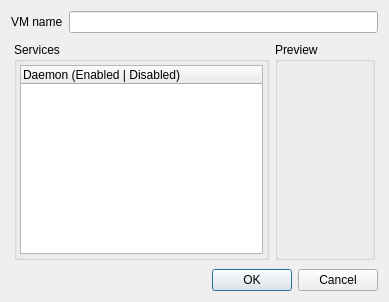
Above: ui/addVm.ui from slux83/visual-netkit before the change. Below: the same form after it.
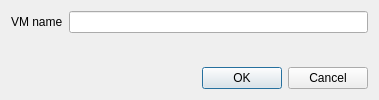
That is the form after the change.

```diff
--- a/ui/addVm.ui
+++ b/ui/addVm.ui
@@ -5,8 +5,8 @@
    <rect>
     <x>0</x>
     <y>0</y>
-    <width>389</width>
-    <height>302</height>
+    <width>379</width>
+    <height>100</height>
    </rect>
   </property>
   <property name="windowTitle" >
@@ -28,89 +28,17 @@
     </layout>
    </item>
    <item>
-    <layout class="QHBoxLayout" >
-     <property name="leftMargin" >
-      <number>3</number>
+    <spacer>
+     <property name="orientation" >
+      <enum>Qt::Vertical</enum>
      </property>
-     <property name="topMargin" >
-      <number>3</number>
+     <property name="sizeHint" >
+      <size>
+       <width>20</width>
+       <height>40</height>
+      </size>
      </property>
-     <property name="rightMargin" >
-      <number>3</number>
-     </property>
-     <property name="bottomMargin" >
-      <number>3</number>
-     </property>
-     <item>
-      <widget class="QGroupBox" name="groupBox" >
-       <property name="title" >
-        <string>Services</string>
-       </property>
-       <layout class="QHBoxLayout" >
-        <property name="spacing" >
-         <number>3</number>
-        </property>
-        <property name="leftMargin" >
-         <number>3</number>
-        </property>
-        <property name="topMargin" >
-         <number>3</number>
-        </property>
-        <property name="rightMargin" >
-         <number>3</number>
-        </property>
-        <property name="bottomMargin" >
-         <number>3</number>
-        </property>
-        <item>
-         <widget class="QTreeWidget" name="daemonsList" >
-          <property name="alternatingRowColors" >
-           <bool>true</bool>
-          </property>
-          <property name="selectionMode" >
-           <enum>QAbstractItemView::NoSelection</enum>
-          </property>
-          <column>
-           <property name="text" >
-            <string>Daemon (Enabled | Disabled)</string>
-           </property>
-          </column>
-         </widget>
-        </item>
-       </layout>
-      </widget>
-     </item>
-     <item>
-      <widget class="QGroupBox" name="previewGroup" >
-       <property name="minimumSize" >
-        <size>
-         <width>100</width>
-         <height>0</height>
-        </size>
-       </property>
-       <property name="title" >
-        <string>Preview</string>
-       </property>
-       <layout class="QVBoxLayout" >
-        <property name="spacing" >
-         <number>3</number>
-        </property>
-        <property name="leftMargin" >
-         <number>3</number>
-        </property>
-        <property name="topMargin" >
-         <number>3</number>
-        </property>
-        <property name="rightMargin" >
-         <number>3</number>
-        </property>
-        <property name="bottomMargin" >
-         <number>3</number>
-        </property>
-       </layout>
-      </widget>
-     </item>
-    </layout>
+    </spacer>
    </item>
    <item>
     <widget class="QDialogButtonBox" name="addVmButtonBox" >
```
